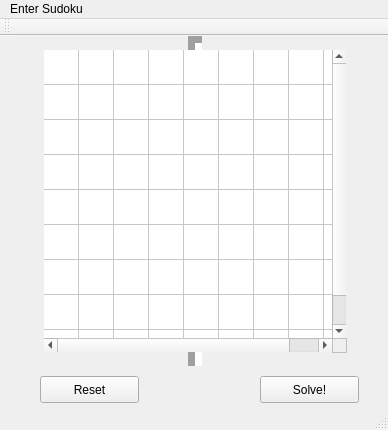
This is sudokuWidget/mainwindow.ui in rneha725/sudoku as Qt 5 draws it before an edit. The edited form follows.
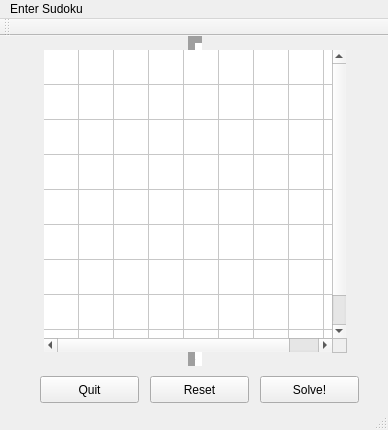
This is the edited form.

Patch:
```diff
--- a/sudokuWidget/mainwindow.ui
+++ b/sudokuWidget/mainwindow.ui
@@ -219,7 +219,7 @@
    <widget class="QPushButton" name="pushButton_2">
     <property name="geometry">
      <rect>
-      <x>40</x>
+      <x>150</x>
       <y>340</y>
       <width>99</width>
       <height>27</height>
@@ -229,6 +229,19 @@
      <string>Reset</string>
     </property>
    </widget>
+   <widget class="QPushButton" name="pushButton_3">
+    <property name="geometry">
+     <rect>
+      <x>40</x>
+      <y>340</y>
+      <width>99</width>
+      <height>27</height>
+     </rect>
+    </property>
+    <property name="text">
+     <string>Quit</string>
+    </property>
+   </widget>
   </widget>
   <widget class="QMenuBar" name="menuBar">
    <property name="geometry">
```
Left out of the diff: 9 changed lines with no effect on the pictures.
